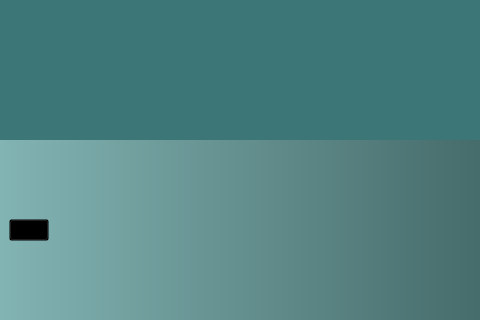
Qt form aug.ui (lifeandleaf/OCRSystem) before a commit; both pictures show x 0 to 480 and y 280 to 600 of the 800 by 600 pixel window.
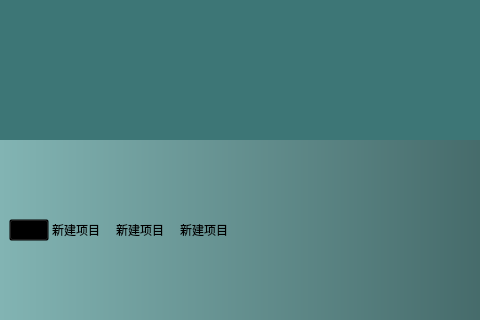
The same form after that commit. Icons and pictures are not drawn.

```diff
--- a/aug.ui
+++ b/aug.ui
@@ -167,6 +167,24 @@
         <property name="flow">
          <enum>QListView::LeftToRight</enum>
         </property>
+        <property name="viewMode">
+         <enum>QListView::ListMode</enum>
+        </property>
+        <item>
+         <property name="text">
+          <string>新建项目</string>
+         </property>
+        </item>
+        <item>
+         <property name="text">
+          <string>新建项目</string>
+         </property>
+        </item>
+        <item>
+         <property name="text">
+          <string>新建项目</string>
+         </property>
+        </item>
        </widget>
       </item>
       <item>
```
